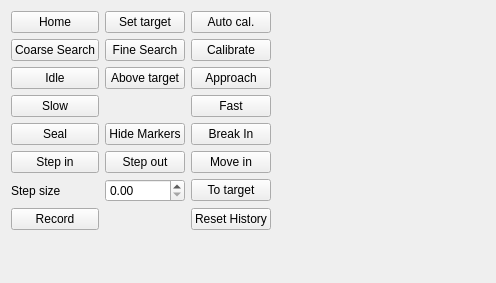
This is acq4/modules/MultiPatch/multipatchTemplate.ui in acq4/acq4 as Qt 5 draws it before an edit. The edited form follows.
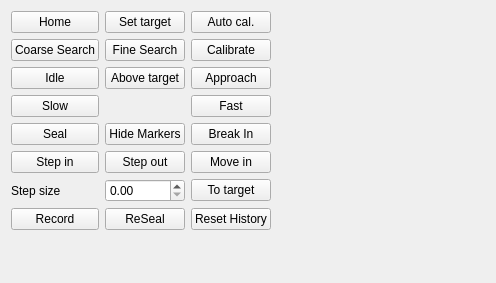
This is the edited form. Custom widgets are drawn as their Qt base class.

Commit message: Added re-seal method for mutlipatch module to pull off cells slowly

The edit to the form file:
```diff
--- a/acq4/modules/MultiPatch/multipatchTemplate.ui
+++ b/acq4/modules/MultiPatch/multipatchTemplate.ui
@@ -220,6 +220,13 @@
      </layout>
     </widget>
    </item>
+   <item row="7" column="1">
+    <widget class="QPushButton" name="reSealBtn">
+     <property name="text">
+      <string>ReSeal</string>
+     </property>
+    </widget>
+   </item>
   </layout>
  </widget>
  <customwidgets>
```
The commit also changes 3 other files.
